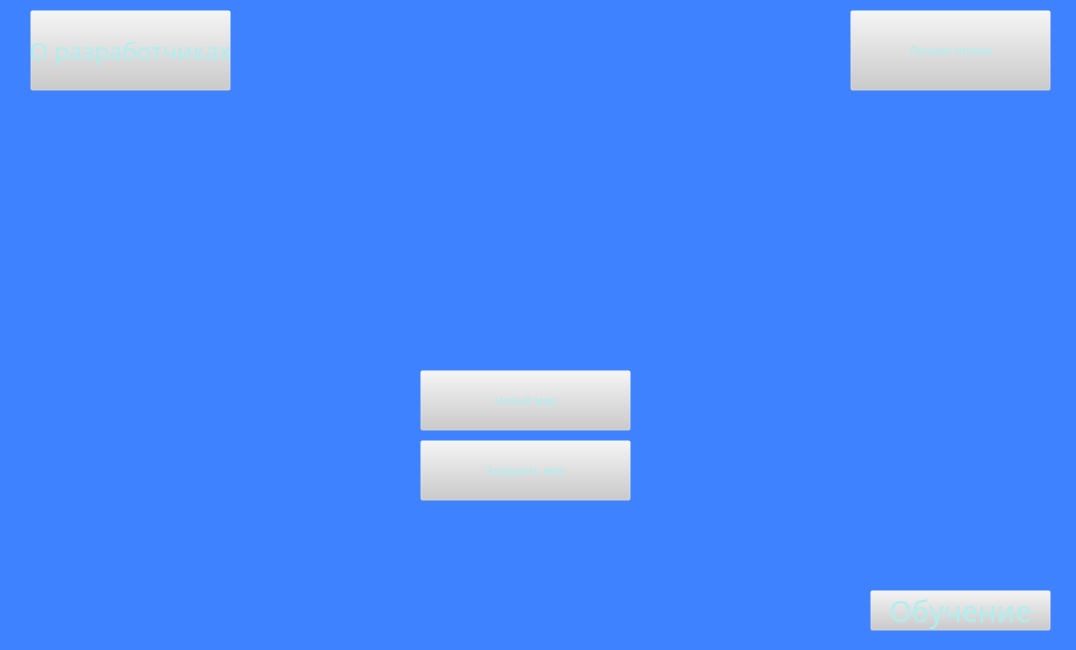
This is Start_window.ui in Moonsoon2020/Game as Qt 5 draws it before an edit. The edited form follows.
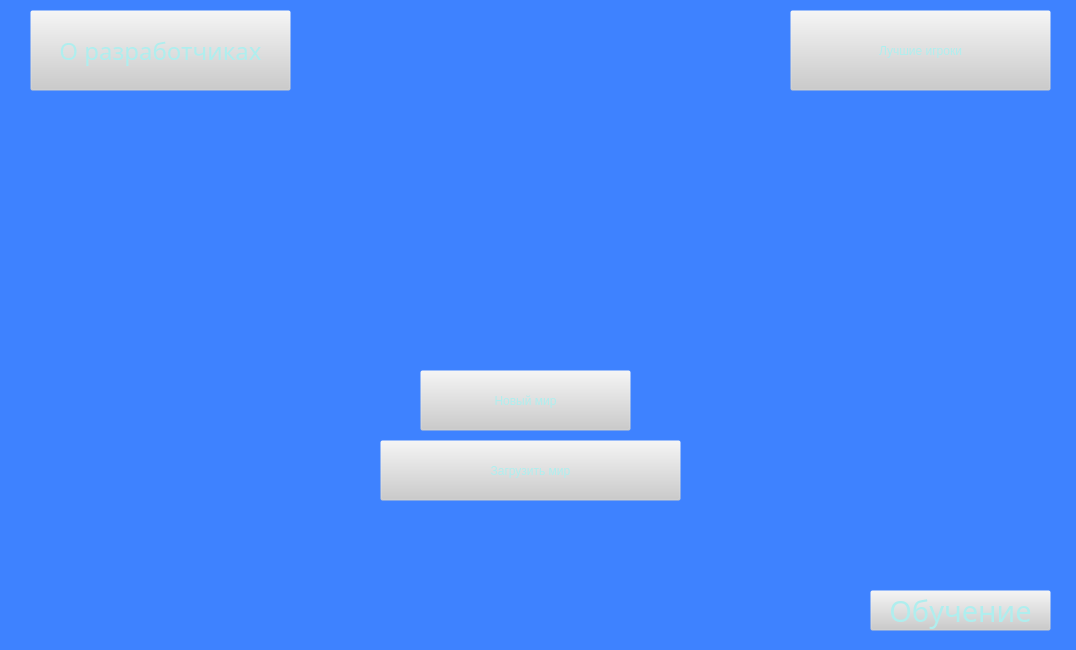
This is the edited form.

What changed in the file:
```diff
--- a/Start_window.ui
+++ b/Start_window.ui
@@ -40,9 +40,9 @@
    <widget class="QPushButton" name="Button_best">
     <property name="geometry">
      <rect>
-      <x>850</x>
+      <x>790</x>
       <y>10</y>
-      <width>201</width>
+      <width>261</width>
       <height>81</height>
      </rect>
     </property>
@@ -59,7 +59,7 @@
      <rect>
       <x>30</x>
       <y>10</y>
-      <width>201</width>
+      <width>261</width>
       <height>81</height>
      </rect>
     </property>
@@ -84,9 +84,9 @@
    <widget class="QPushButton" name="dowloand_button">
     <property name="geometry">
      <rect>
-      <x>420</x>
+      <x>380</x>
       <y>440</y>
-      <width>211</width>
+      <width>301</width>
       <height>61</height>
      </rect>
     </property>
```
